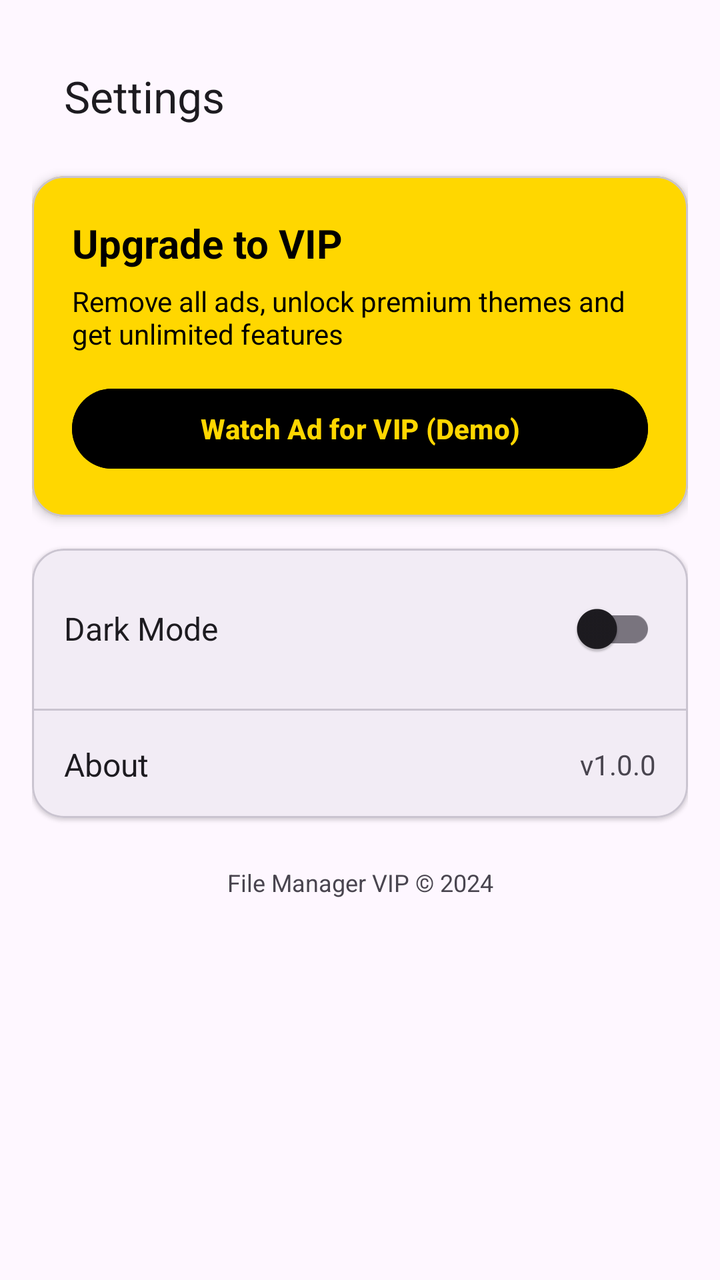
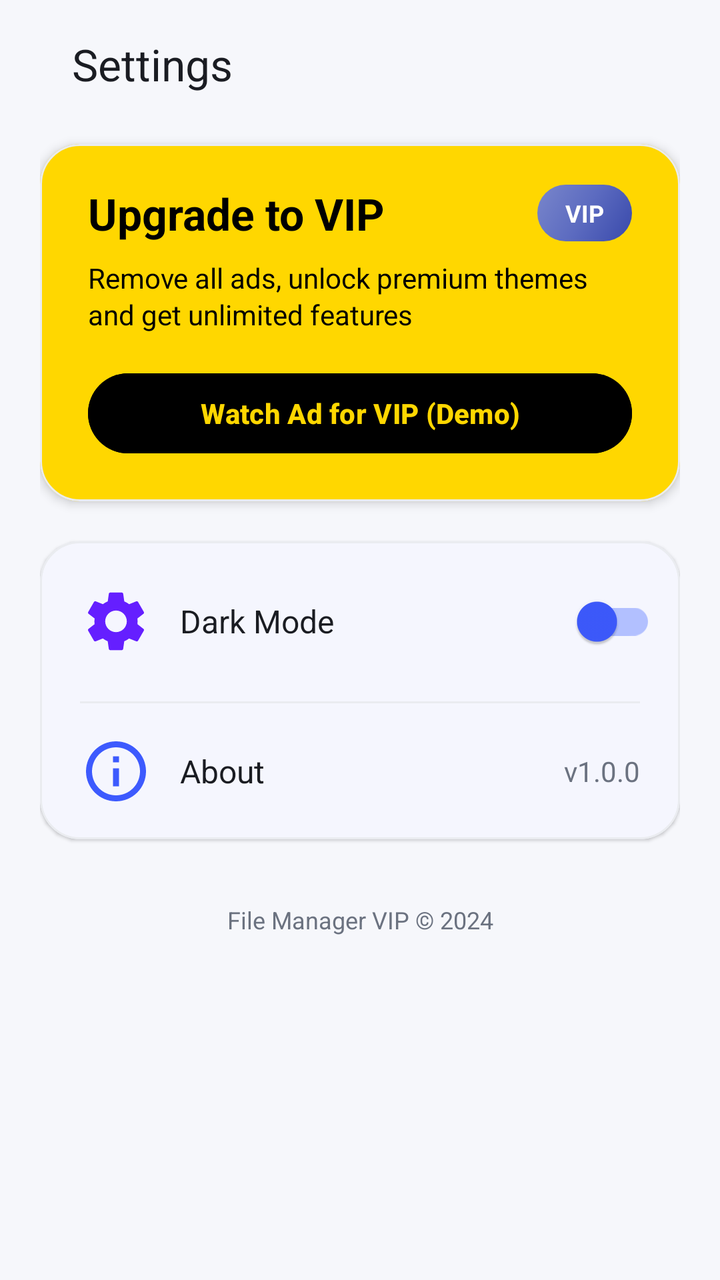

Two renders of the same Android screen: before a commit and after it. Below are the layout's source before the change and the commit's diff.
<!-- AndroidManifest.xml: application theme Theme.FileManagerVIP -->
<!-- res/layout/fragment_settings.xml -->
<?xml version="1.0" encoding="utf-8"?>
<androidx.core.widget.NestedScrollView
    xmlns:android="http://schemas.android.com/apk/res/android"
    xmlns:app="http://schemas.android.com/apk/res-auto"
    android:layout_width="match_parent"
    android:layout_height="match_parent"
    android:background="?android:attr/colorBackground"
    android:fillViewport="true">

    <LinearLayout
        android:layout_width="match_parent"
        android:layout_height="wrap_content"
        android:orientation="vertical"
        android:padding="16dp">

        <com.google.android.material.appbar.MaterialToolbar
            android:layout_width="match_parent"
            android:layout_height="?attr/actionBarSize"
            android:background="?android:attr/colorBackground"
            app:title="@string/settings"
            app:titleTextColor="?attr/colorOnSurface" />

        
        <com.google.android.material.card.MaterialCardView
            android:id="@+id/vip_card_settings"
            android:layout_width="match_parent"
            android:layout_height="wrap_content"
            android:layout_marginTop="8dp"
            app:cardBackgroundColor="@color/vip_gold"
            app:cardCornerRadius="16dp"
            app:cardElevation="3dp">

            <LinearLayout
                android:layout_width="match_parent"
                android:layout_height="wrap_content"
                android:orientation="vertical"
                android:padding="20dp">

                <TextView
                    android:id="@+id/txt_vip_status"
                    android:layout_width="match_parent"
                    android:layout_height="wrap_content"
                    android:text="@string/upgrade_vip"
                    android:textColor="@color/black"
                    android:textSize="20sp"
                    android:textStyle="bold" />

                <TextView
                    android:layout_width="match_parent"
                    android:layout_height="wrap_content"
                    android:layout_marginTop="6dp"
                    android:text="@string/vip_desc"
                    android:textColor="@color/black"
                    android:textSize="14sp" />

                <Button
                    android:id="@+id/btn_watch_ad_vip"
                    android:layout_width="match_parent"
                    android:layout_height="wrap_content"
                    android:layout_marginTop="14dp"
                    android:backgroundTint="@color/black"
                    android:text="@string/watch_ad"
                    android:textColor="@color/vip_gold"
                    android:textStyle="bold" />
            </LinearLayout>
        </com.google.android.material.card.MaterialCardView>

        
        <com.google.android.material.card.MaterialCardView
            android:layout_width="match_parent"
            android:layout_height="wrap_content"
            android:layout_marginTop="16dp"
            app:cardBackgroundColor="?attr/colorSurface"
            app:cardCornerRadius="16dp"
            app:cardElevation="1dp">

            <LinearLayout
                android:layout_width="match_parent"
                android:layout_height="wrap_content"
                android:orientation="vertical">

                <LinearLayout
                    android:layout_width="match_parent"
                    android:layout_height="wrap_content"
                    android:gravity="center_vertical"
                    android:orientation="horizontal"
                    android:padding="16dp">

                    <TextView
                        android:layout_width="0dp"
                        android:layout_height="wrap_content"
                        android:layout_weight="1"
                        android:text="@string/dark_mode"
                        android:textColor="?attr/colorOnSurface"
                        android:textSize="16sp" />

                    <com.google.android.material.switchmaterial.SwitchMaterial
                        android:id="@+id/switch_dark"
                        android:layout_width="wrap_content"
                        android:layout_height="wrap_content" />
                </LinearLayout>

                <View
                    android:layout_width="match_parent"
                    android:layout_height="1dp"
                    android:background="?attr/colorOutlineVariant" />

                <LinearLayout
                    android:layout_width="match_parent"
                    android:layout_height="wrap_content"
                    android:gravity="center_vertical"
                    android:orientation="horizontal"
                    android:padding="16dp">

                    <TextView
                        android:layout_width="0dp"
                        android:layout_height="wrap_content"
                        android:layout_weight="1"
                        android:text="@string/about"
                        android:textColor="?attr/colorOnSurface"
                        android:textSize="16sp" />

                    <TextView
                        android:id="@+id/txt_version"
                        android:layout_width="wrap_content"
                        android:layout_height="wrap_content"
                        android:text="v1.0.0"
                        android:textColor="?attr/colorOnSurfaceVariant"
                        android:textSize="14sp" />
                </LinearLayout>
            </LinearLayout>
        </com.google.android.material.card.MaterialCardView>

        <TextView
            android:id="@+id/txt_footer"
            android:layout_width="match_parent"
            android:layout_height="wrap_content"
            android:layout_marginTop="24dp"
            android:gravity="center"
            android:text="File Manager VIP © 2024"
            android:textColor="?attr/colorOnSurfaceVariant"
            android:textSize="12sp" />
    </LinearLayout>
</androidx.core.widget.NestedScrollView>
<!-- resources referenced by this layout -->
<resources>
  <color name="vip_gold">#FFD700</color>
  <style name="Theme.FileManagerVIP" parent="Theme.Material3.DayNight.NoActionBar">
          <item name="colorPrimary">@color/vip_purple</item>
          <item name="colorOnPrimary">@color/white</item>
          <item name="colorSecondary">@color/gold</item>
          <item name="colorOnSecondary">@color/black</item>
          <item name="android:statusBarColor">@color/vip_black</item>
          <item name="android:navigationBarColor">@color/vip_black</item>
      </style>
  <color name="vip_purple">#16213E</color>
  <color name="gold">#FFD700</color>
  <color name="vip_black">#1A1A2E</color>
  <!-- unchanged entries left out for length: 8 -->
</resources>

<!-- the commit's change to res/layout/fragment_settings.xml (unified diff, before → after) -->
@@ -5,19 +5,23 @@
     android:layout_width="match_parent"
     android:layout_height="match_parent"
     android:background="?android:attr/colorBackground"
-    android:fillViewport="true">
+    android:fillViewport="true"
+    android:overScrollMode="never">
 
     <LinearLayout
         android:layout_width="match_parent"
         android:layout_height="wrap_content"
         android:orientation="vertical"
-        android:padding="16dp">
+        android:paddingStart="20dp"
+        android:paddingEnd="20dp"
+        android:paddingBottom="24dp">
 
         <com.google.android.material.appbar.MaterialToolbar
             android:layout_width="match_parent"
             android:layout_height="?attr/actionBarSize"
             android:background="?android:attr/colorBackground"
             app:title="@string/settings"
+            app:titleTextAppearance="@style/TextAppearance.Material3.TitleLarge"
             app:titleTextColor="?attr/colorOnSurface" />
 
         
@@ -26,42 +30,69 @@
             android:layout_width="match_parent"
             android:layout_height="wrap_content"
             android:layout_marginTop="8dp"
-            app:cardBackgroundColor="@color/vip_gold"
-            app:cardCornerRadius="16dp"
+            app:cardBackgroundColor="@color/brand_gold"
+            app:cardCornerRadius="20dp"
             app:cardElevation="3dp">
 
             <LinearLayout
                 android:layout_width="match_parent"
                 android:layout_height="wrap_content"
                 android:orientation="vertical"
-                android:padding="20dp">
+                android:paddingStart="24dp"
+                android:paddingEnd="24dp"
+                android:paddingTop="20dp"
+                android:paddingBottom="20dp">
+
+                <LinearLayout
+                    android:layout_width="match_parent"
+                    android:layout_height="wrap_content"
+                    android:gravity="center_vertical"
+                    android:orientation="horizontal">
+
+                    <TextView
+                        android:id="@+id/txt_vip_status"
+                        android:layout_width="0dp"
+                        android:layout_height="wrap_content"
+                        android:layout_weight="1"
+                        android:text="@string/upgrade_vip"
+                        android:textColor="@color/black"
+                        android:textSize="22sp"
+                        android:textStyle="bold" />
+
+                    <TextView
+                        android:layout_width="wrap_content"
+                        android:layout_height="wrap_content"
+                        android:background="@drawable/bg_vip_banner"
+                        android:paddingStart="14dp"
+                        android:paddingEnd="14dp"
+                        android:paddingTop="6dp"
+                        android:paddingBottom="6dp"
+                        android:text="@string/vip"
+                        android:textColor="@color/white"
+                        android:textSize="12sp"
+                        android:textStyle="bold" />
+                </LinearLayout>
 
                 <TextView
-                    android:id="@+id/txt_vip_status"
-                    android:layout_width="match_parent"
-                    android:layout_height="wrap_content"
-                    android:text="@string/upgrade_vip"
-                    android:textColor="@color/black"
-                    android:textSize="20sp"
-                    android:textStyle="bold" />
-
-                <TextView
-                    android:layout_width="match_parent"
-                    android:layout_height="wrap_content"
-                    android:layout_marginTop="6dp"
+                    android:layout_width="match_parent"
+                    android:layout_height="wrap_content"
+                    android:layout_marginTop="8dp"
                     android:text="@string/vip_desc"
                     android:textColor="@color/black"
-                    android:textSize="14sp" />
-
-                <Button
+                    android:textSize="14sp"
+                    android:lineSpacingExtra="2dp" />
+
+                <com.google.android.material.button.MaterialButton
                     android:id="@+id/btn_watch_ad_vip"
                     android:layout_width="match_parent"
                     android:layout_height="wrap_content"
-                    android:layout_marginTop="14dp"
+                    android:layout_marginTop="16dp"
                     android:backgroundTint="@color/black"
                     android:text="@string/watch_ad"
-                    android:textColor="@color/vip_gold"
-                    android:textStyle="bold" />
+                    android:textColor="@color/brand_gold"
+                    android:textSize="14sp"
+                    android:textStyle="bold"
+                    app:cornerRadius="28dp" />
             </LinearLayout>
         </com.google.android.material.card.MaterialCardView>
 
@@ -69,10 +100,12 @@
         <com.google.android.material.card.MaterialCardView
             android:layout_width="match_parent"
             android:layout_height="wrap_content"
-            android:layout_marginTop="16dp"
+            android:layout_marginTop="20dp"
             app:cardBackgroundColor="?attr/colorSurface"
-            app:cardCornerRadius="16dp"
-            app:cardElevation="1dp">
+            app:cardCornerRadius="20dp"
+            app:cardElevation="1dp"
+            app:strokeColor="?attr/colorOutlineVariant"
+            app:strokeWidth="1dp">
 
             <LinearLayout
                 android:layout_width="match_parent"
@@ -84,11 +117,22 @@
                     android:layout_height="wrap_content"
                     android:gravity="center_vertical"
                     android:orientation="horizontal"
-                    android:padding="16dp">
+                    android:paddingStart="20dp"
+                    android:paddingEnd="12dp"
+                    android:paddingTop="16dp"
+                    android:paddingBottom="16dp">
+
+                    <com.google.android.material.imageview.ShapeableImageView
+                        android:layout_width="36dp"
+                        android:layout_height="36dp"
+                        android:src="@drawable/ic_settings"
+                        app:backgroundTint="@color/secondary_light"
+                        app:shapeAppearanceOverlay="@style/ShapeAppearance.Material3.Corner.Full" />
 
                     <TextView
                         android:layout_width="0dp"
                         android:layout_height="wrap_content"
+                        android:layout_marginStart="14dp"
                         android:layout_weight="1"
                         android:text="@string/dark_mode"
                         android:textColor="?attr/colorOnSurface"
@@ -97,12 +141,16 @@
                     <com.google.android.material.switchmaterial.SwitchMaterial
                         android:id="@+id/switch_dark"
                         android:layout_width="wrap_content"
-                        android:layout_height="wrap_content" />
+                        android:layout_height="wrap_content"
+                        app:thumbTint="@color/primary"
+                        app:trackTint="@color/primary_light" />
                 </LinearLayout>
 
                 <View
                     android:layout_width="match_parent"
                     android:layout_height="1dp"
+                    android:layout_marginStart="20dp"
+                    android:layout_marginEnd="20dp"
                     android:background="?attr/colorOutlineVariant" />
 
                 <LinearLayout
@@ -110,11 +158,23 @@
                     android:layout_height="wrap_content"
                     android:gravity="center_vertical"
                     android:orientation="horizontal"
-                    android:padding="16dp">
+                    android:paddingStart="20dp"
+                    android:paddingEnd="20dp"
+                    android:paddingTop="16dp"
+                    android:paddingBottom="16dp"
+                    android:background="?attr/selectableItemBackground">
+
+                    <com.google.android.material.imageview.ShapeableImageView
+                        android:layout_width="36dp"
+                        android:layout_height="36dp"
+                        android:src="@drawable/ic_info"
+                        app:backgroundTint="@color/primary_light"
+                        app:shapeAppearanceOverlay="@style/ShapeAppearance.Material3.Corner.Full" />
 
                     <TextView
                         android:layout_width="0dp"
                         android:layout_height="wrap_content"
+                        android:layout_marginStart="14dp"
                         android:layout_weight="1"
                         android:text="@string/about"
                         android:textColor="?attr/colorOnSurface"
@@ -135,7 +195,7 @@
             android:id="@+id/txt_footer"
             android:layout_width="match_parent"
             android:layout_height="wrap_content"
-            android:layout_marginTop="24dp"
+            android:layout_marginTop="32dp"
             android:gravity="center"
             android:text="File Manager VIP © 2024"
             android:textColor="?attr/colorOnSurfaceVariant"
<!-- resource entries referenced after the edit -->
@@ -1,17 +1,77 @@
 <!-- resources referenced by this layout -->
 <resources>
-  <color name="vip_gold">#FFD700</color>
-  <style name="Theme.FileManagerVIP" parent="Theme.Material3.DayNight.NoActionBar">
-          <item name="colorPrimary">@color/vip_purple</item>
-          <item name="colorOnPrimary">@color/white</item>
-          <item name="colorSecondary">@color/gold</item>
-          <item name="colorOnSecondary">@color/black</item>
-          <item name="android:statusBarColor">@color/vip_black</item>
-          <item name="android:navigationBarColor">@color/vip_black</item>
+  <color name="brand_gold">#FFD700</color>
+  <color name="primary">#3D5AFE</color>
+  <color name="primary_light">#B2C0FF</color>
+  <color name="secondary_light">#C7B8FF</color>
+  <!-- drawable bg_vip_banner (drawable) -->
+  <?xml version="1.0" encoding="utf-8"?>
+  <shape xmlns:android="http://schemas.android.com/apk/res/android" android:shape="rectangle">
+      <gradient
+          android:startColor="#3949AB"
+          android:centerColor="#5C6BC0"
+          android:endColor="#7986CB"
+          android:angle="135" />
+      <corners android:radius="20dp" />
+  </shape>
+  <!-- drawable ic_info (drawable) -->
+  <?xml version="1.0" encoding="utf-8"?>
+  <vector xmlns:android="http://schemas.android.com/apk/res/android"
+      android:width="24dp"
+      android:height="24dp"
+      android:viewportWidth="24"
+      android:viewportHeight="24">
+      <path
+          android:fillColor="@color/primary"
+          android:pathData="M11,7h2v2h-2zM11,11h2v6h-2zM12,2C6.48,2 2,6.48 2,12s4.48,10 10,10 10,-4.48 10,-10S17.52,2 12,2zM12,20c-4.41,0 -8,-3.59 -8,-8s3.59,-8 8,-8 8,3.59 8,8 -3.59,8 -8,8z" />
+  </vector>
+  <!-- drawable ic_settings (drawable) -->
+  <?xml version="1.0" encoding="utf-8"?>
+  <vector xmlns:android="http://schemas.android.com/apk/res/android"
+      android:width="24dp"
+      android:height="24dp"
+      android:viewportWidth="24"
+      android:viewportHeight="24">
+      <path
+          android:fillColor="@color/secondary"
+          android:pathData="M19.14,12.94c0.04,-0.3 0.06,-0.61 0.06,-0.94 0,-0.32 -0.02,-0.64 -0.07,-0.94l2.03,-1.58c0.18,-0.14 0.23,-0.41 0.12,-0.61l-1.92,-3.32c-0.12,-0.22 -0.37,-0.29 -0.59,-0.22l-2.39,0.96c-0.5,-0.38 -1.03,-0.7 -1.62,-0.94L14.4,2.81c-0.04,-0.24 -0.24,-0.41 -0.48,-0.41h-3.84c-0.24,0 -0.43,0.17 -0.47,0.41L9.25,5.35C8.66,5.59 8.12,5.92 7.63,6.29L5.24,5.33c-0.22,-0.08 -0.47,0 -0.59,0.22L2.74,8.87C2.62,9.08 2.66,9.34 2.86,9.48l2.03,1.58C4.84,11.36 4.8,11.69 4.8,12s0.02,0.64 0.07,0.94l-2.03,1.58c-0.18,0.14 -0.23,0.41 -0.12,0.61l1.92,3.32c0.12,0.22 0.37,0.29 0.59,0.22l2.39,-0.96c0.5,0.38 1.03,0.7 1.62,0.94l0.36,2.54c0.05,0.24 0.24,0.41 0.48,0.41h3.84c0.24,0 0.44,-0.17 0.47,-0.41l0.36,-2.54c0.59,-0.24 1.13,-0.56 1.62,-0.94l2.39,0.96c0.22,0.08 0.47,0 0.59,-0.22l1.92,-3.32c0.12,-0.22 0.07,-0.47 -0.12,-0.61L19.14,12.94zM12,15.6c-1.98,0 -3.6,-1.62 -3.6,-3.6s1.62,-3.6 3.6,-3.6 3.6,1.62 3.6,3.6 -1.62,3.6 -3.6,3.6z" />
+  </vector>
+  <string name="vip">VIP</string>
+  <style name="Theme.FileManagerVIP" parent="Theme.Material3.Light.NoActionBar">
+          <item name="colorPrimary">@color/primary</item>
+          <item name="colorOnPrimary">@color/on_primary</item>
+          <item name="colorPrimaryContainer">@color/primary_light</item>
+          <item name="colorOnPrimaryContainer">@color/primary_dark</item>
+          <item name="colorSecondary">@color/secondary</item>
+          <item name="colorOnSecondary">@color/on_secondary</item>
+          <item name="colorSecondaryContainer">@color/secondary_light</item>
+          <item name="colorOnSecondaryContainer">@color/secondary_dark</item>
+          <item name="colorTertiary">@color/accent</item>
+          <item name="colorOnTertiary">@color/on_accent</item>
+          <item name="colorSurface">@color/surface_light</item>
+          <item name="colorOnSurface">@color/text_primary_light</item>
+          <item name="colorSurfaceVariant">@color/bg_light</item>
+          <item name="colorOnSurfaceVariant">@color/text_secondary_light</item>
+          <item name="colorOutline">@color/divider_light</item>
+          <item name="colorOutlineVariant">@color/divider_light</item>
+          <item name="android:colorBackground">@color/bg_light</item>
+          <item name="android:statusBarColor">@color/bg_light</item>
+          <item name="android:navigationBarColor">@color/surface_light</item>
+          <item name="android:windowLightStatusBar">true</item>
+          <item name="android:windowBackground">@color/bg_light</item>
       </style>
-  <color name="vip_purple">#16213E</color>
-  <color name="gold">#FFD700</color>
-  <color name="vip_black">#1A1A2E</color>
+  <color name="secondary">#651FFF</color>
+  <color name="on_primary">#FFFFFF</color>
+  <color name="primary_dark">#0031CA</color>
+  <color name="on_secondary">#FFFFFF</color>
+  <color name="secondary_dark">#3100B7</color>
+  <color name="accent">#00C853</color>
+  <color name="on_accent">#FFFFFF</color>
+  <color name="surface_light">#FFFFFF</color>
+  <color name="text_primary_light">#1A1C22</color>
+  <color name="bg_light">#F6F7FB</color>
+  <color name="text_secondary_light">#6B7280</color>
+  <color name="divider_light">#EAECF0</color>
   <!-- unchanged entries left out for length: 8 -->
 </resources>
 
